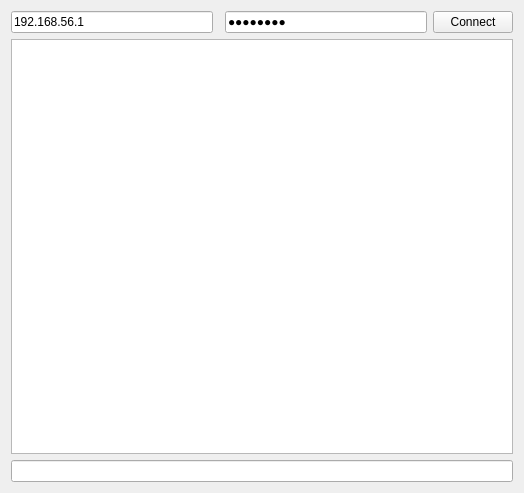
This is gui/client.ui in ixmjk/BeeRAT as Qt 5 draws it before an edit. The edited form follows.
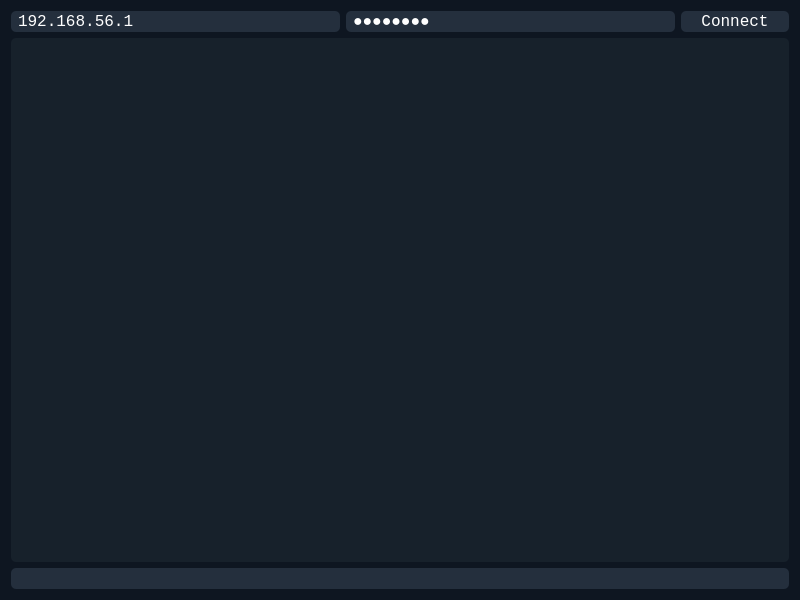
This is the edited form. Custom widgets are drawn as their Qt base class.

Diff of the .ui file:
```diff
--- a/gui/client.ui
+++ b/gui/client.ui
@@ -6,16 +6,79 @@
    <rect>
     <x>0</x>
     <y>0</y>
-    <width>524</width>
-    <height>493</height>
+    <width>800</width>
+    <height>600</height>
    </rect>
   </property>
+  <property name="sizePolicy">
+   <sizepolicy hsizetype="Preferred" vsizetype="Preferred">
+    <horstretch>0</horstretch>
+    <verstretch>0</verstretch>
+   </sizepolicy>
+  </property>
+  <property name="baseSize">
+   <size>
+    <width>0</width>
+    <height>0</height>
+   </size>
+  </property>
   <property name="windowTitle">
    <string>BeeRAT-Client</string>
   </property>
+  <property name="styleSheet">
+   <string notr="true">background-color: rgb(14, 22, 33);</string>
+  </property>
   <layout class="QGridLayout" name="gridLayout">
-   <item row="0" column="2">
+   <item row="0" column="0">
+    <widget class="QLineEdit" name="le1">
+     <property name="font">
+      <font>
+       <family>Consolas</family>
+       <pointsize>12</pointsize>
+      </font>
+     </property>
+     <property name="styleSheet">
+      <string notr="true">QLineEdit {
+	background-color: rgb(36, 47, 61);
+	color: rgb(255, 255, 255);
+	border-radius: 5px;
+	padding-left: 5px;
+}
+
+QLineEdit:disabled {
+    background-color: rgb(23, 33, 43);
+}</string>
+     </property>
+     <property name="text">
+      <string>192.168.56.1</string>
+     </property>
+     <property name="placeholderText">
+      <string>IP</string>
+     </property>
+    </widget>
+   </item>
+   <item row="0" column="1">
     <widget class="QLineEdit" name="le2">
+     <property name="font">
+      <font>
+       <family>Consolas</family>
+       <pointsize>12</pointsize>
+       <weight>50</weight>
+       <bold>false</bold>
+      </font>
+     </property>
+     <property name="styleSheet">
+      <string notr="true">QLineEdit {
+	background-color: rgb(36, 47, 61);
+	color: rgb(255, 255, 255);
+	border-radius: 5px;
+	padding-left: 5px;
+}
+
+QLineEdit:disabled {
+    background-color: rgb(23, 33, 43);
+}</string>
+     </property>
      <property name="text">
       <string>password</string>
      </property>
@@ -27,28 +90,80 @@
      </property>
     </widget>
    </item>
-   <item row="0" column="3">
+   <item row="0" column="2">
     <widget class="QPushButton" name="pb">
+     <property name="font">
+      <font>
+       <family>Consolas</family>
+       <pointsize>12</pointsize>
+      </font>
+     </property>
+     <property name="styleSheet">
+      <string notr="true">QPushButton {
+background-color: rgb(36, 47, 61);
+color: rgb(255, 255, 255);
+border-radius: 5px;
+padding-top : 1px;
+padding-bottom: 1px;
+padding-left: 20px;
+padding-right: 20px;
+}
+
+QPushButton:pressed {
+	background-color: rgb(23, 33, 43);
+}
+
+QPushButton:disabled {
+    background-color: rgb(23, 33, 43);
+}
+</string>
+     </property>
      <property name="text">
       <string>Connect</string>
      </property>
     </widget>
    </item>
-   <item row="1" column="0" colspan="4">
-    <widget class="QTextBrowser" name="tb"/>
-   </item>
-   <item row="0" column="0">
-    <widget class="QLineEdit" name="le1">
-     <property name="text">
-      <string>192.168.56.1</string>
+   <item row="1" column="0" colspan="3">
+    <widget class="QTextBrowser" name="tb">
+     <property name="font">
+      <font>
+       <family>Consolas</family>
+       <pointsize>12</pointsize>
+      </font>
      </property>
-     <property name="placeholderText">
-      <string>IP</string>
+     <property name="styleSheet">
+      <string notr="true">QTextBrowser{
+	background-color: rgb(23, 33, 43);
+	color: rgb(255, 255, 255);
+	border-radius: 5px;
+	padding-top : 5px;
+	padding-bottom: 5px;
+	padding-left: 5px;
+	padding-right: 5px;
+}</string>
      </property>
     </widget>
    </item>
-   <item row="2" column="0" colspan="4">
-    <widget class="LineEdit" name="le">
+   <item row="2" column="0" colspan="3">
+    <widget class="QLineEdit" name="le">
+     <property name="font">
+      <font>
+       <family>Consolas</family>
+       <pointsize>12</pointsize>
+      </font>
+     </property>
+     <property name="styleSheet">
+      <string notr="true">QLineEdit {
+	background-color: rgb(36, 47, 61);
+	color: rgb(255, 255, 255);
+	border-radius: 5px;
+	padding-left: 5px;
+}
+
+QLineEdit:disabled {
+    background-color: rgb(23, 33, 43);
+}</string>
+     </property>
      <property name="placeholderText">
       <string/>
      </property>
@@ -56,13 +171,6 @@
    </item>
   </layout>
  </widget>
- <customwidgets>
-  <customwidget>
-   <class>LineEdit</class>
-   <extends>QLineEdit</extends>
-   <header>lineedit.h</header>
-  </customwidget>
- </customwidgets>
  <resources/>
  <connections/>
 </ui>
```
